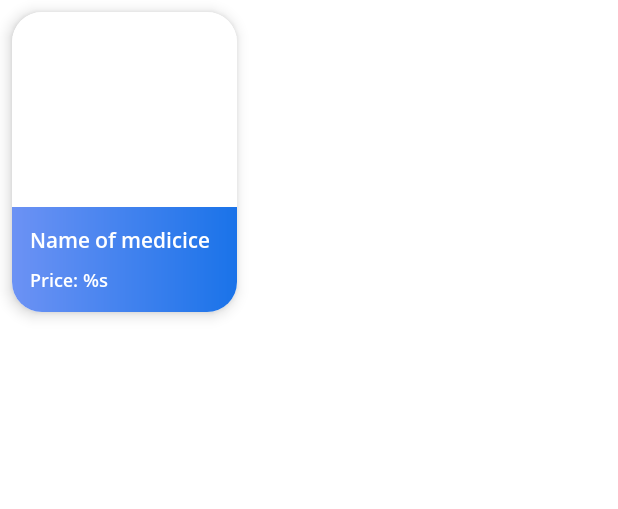
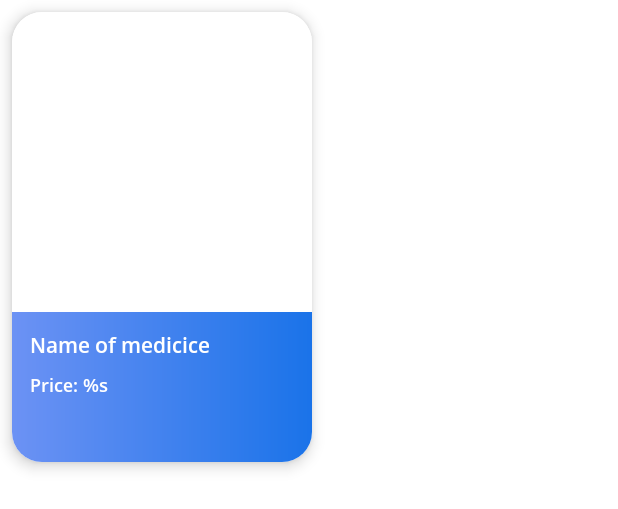
Before and after one commit to LuhutPakpahan/Capstone, an Android app: the layout item_cure_acne.xml on its own in the app's theme, with its tools: preview values and no code run, on a phone screen of 412 x 824 dp. Shown: the top 509 px of the screen. Run offline under Robolectric (Android 15) with nearby library versions, the phone set to English and light mode, and no system bars.

Commit message:
Finishing integrating the real data

```diff
--- a/app/src/main/java/com/b21cap0398/acnescan/data/source/firebase/FirebaseDataSource.kt
+++ b/app/src/main/java/com/b21cap0398/acnescan/data/source/firebase/FirebaseDataSource.kt
@@ -87,7 +87,10 @@ class FirebaseDataSource {
                     listImagePaths = (document["acne_images"] ?: listOf("w")) as List<String> ,
                     causes = (document["causes"] ?: "test") as String,
                     description = (document["description"] ?: "test") as String,
-                    tips = (document["tips"] ?: "test") as String
+                    tips = (document["tips"] ?: "test") as String,
+                    product_names = (document["product_names"] ?: listOf("w")) as List<String>,
+                    product_images = (document["product_images"] ?: listOf("w")) as List<String>,
+                    product_prices = (document["product_prices"] ?: listOf("w")) as List<String>
                 )
 
                 callback.onAcneInformationReceived(result)
--- a/app/src/main/java/com/b21cap0398/acnescan/data/source/local/entity/AcneInformation.kt
+++ b/app/src/main/java/com/b21cap0398/acnescan/data/source/local/entity/AcneInformation.kt
@@ -4,5 +4,8 @@ data class AcneInformation(
     val listImagePaths: List<String>?,
     val causes: String?,
     val description: String?,
-    val tips: String?
+    val tips: String?,
+    val product_names: List<String>?,
+    val product_images: List<String>?,
+    val product_prices: List<String>?
 )
--- a/app/src/main/java/com/b21cap0398/acnescan/ui/detail/DetailActivity.kt
+++ b/app/src/main/java/com/b21cap0398/acnescan/ui/detail/DetailActivity.kt
@@ -50,7 +50,7 @@ class DetailActivity : AppCompatActivity() {
                 arraySortedPossibilities.addAll(sortedPossibilities)
                 val highestPossibility = sortedPossibilities[0]
 
-                binding.tvAcneName.text = highestPossibility.acne_name
+                binding.tvAcneName.text = highestPossibility.acne_name[0].toUpperCase() + highestPossibility.acne_name.substring(1)
 
                 viewModel.getAcneInformationById(highestPossibility.acne_name).observe(this, {
                     binding.tvAcneDescription.text = it.description
--- a/app/src/main/java/com/b21cap0398/acnescan/ui/detail/OtherPossibilitiesAdapter.kt
+++ b/app/src/main/java/com/b21cap0398/acnescan/ui/detail/OtherPossibilitiesAdapter.kt
@@ -28,7 +28,7 @@ class OtherPossibilitiesAdapter() :
         RecyclerView.ViewHolder(binding.root) {
         @SuppressLint("SetTextI18n")
         fun bind(data: Possibility) {
-            binding.tvNameOfAcne.text = data.acne_name
+            binding.tvNameOfAcne.text = data.acne_name[0].toUpperCase() + data.acne_name.substring(1)
             binding.tvPercentageOfAcne.text = "Possibility: ${DecimalFormat("##.#").format(data.possibility)} %"
         }
     }
--- a/app/src/main/java/com/b21cap0398/acnescan/ui/uploaddata/UploadDataActivity.kt
+++ b/app/src/main/java/com/b21cap0398/acnescan/ui/uploaddata/UploadDataActivity.kt
@@ -1,10 +1,8 @@
 package com.b21cap0398.acnescan.ui.uploaddata
 
-import android.annotation.SuppressLint
 import android.content.Intent
 import android.graphics.Bitmap
 import android.os.Bundle
-import android.os.Environment
 import androidx.appcompat.app.AppCompatActivity
 import androidx.lifecycle.ViewModelProvider
 import com.b21cap0398.acnescan.data.source.local.entity.AcneScanResult
@@ -16,11 +14,8 @@ import com.b21cap0398.acnescan.utils.helper.ProgressBarOperator
 import com.b21cap0398.acnescan.viewmodel.ViewModelFactory
 import com.google.firebase.auth.FirebaseAuth
 import org.tensorflow.lite.support.image.TensorImage
-import java.io.File
-import java.text.SimpleDateFormat
 import java.time.LocalDateTime
 import java.time.format.DateTimeFormatter
-import java.util.*
 
 class UploadDataActivity : AppCompatActivity() {
 
--- a/app/src/main/res/layout/item_common_acnes.xml
+++ b/app/src/main/res/layout/item_common_acnes.xml
@@ -15,10 +15,11 @@
         app:cardCornerRadius="8dp">
 
         <ImageView
+            android:padding="8dp"
             android:id="@+id/iv_acne"
+            android:scaleType="centerCrop"
             android:layout_width="100dp"
             android:layout_height="100dp"
-            android:src="@drawable/ic_baseline_image_24"
             android:background="@drawable/gradient"
             tools:ignore="ContentDescription" />
     </androidx.cardview.widget.CardView>
--- a/app/src/main/res/layout/item_cure_acne.xml
+++ b/app/src/main/res/layout/item_cure_acne.xml
@@ -2,8 +2,8 @@
 <androidx.cardview.widget.CardView xmlns:android="http://schemas.android.com/apk/res/android"
     xmlns:app="http://schemas.android.com/apk/res-auto"
     xmlns:tools="http://schemas.android.com/tools"
-    android:layout_width="150dp"
-    android:layout_height="200dp"
+    android:layout_width="200dp"
+    android:layout_height="300dp"
     android:layout_margin="8dp"
     android:clickable="true"
     android:foreground="?attr/selectableItemBackgroundBorderless"
@@ -16,6 +16,7 @@
         android:background="@color/white">
 
         <ImageView
+            android:id="@+id/iv_image_cure_acne"
             android:layout_width="match_parent"
             android:layout_height="0dp"
             android:scaleType="centerInside"
@@ -26,7 +27,7 @@
         <ImageView
             android:id="@+id/iv_information_place"
             android:layout_width="match_parent"
-            android:layout_height="70dp"
+            android:layout_height="100dp"
             android:background="@drawable/gradient"
             app:layout_constraintBottom_toBottomOf="parent"
             app:layout_constraintStart_toStartOf="parent"
@@ -36,18 +37,22 @@
         <TextView
             android:id="@+id/tv_name_of_acne"
             style="@style/Title.OtherAcneName"
-            android:layout_width="wrap_content"
+            android:layout_width="0dp"
             android:layout_height="wrap_content"
             android:layout_marginStart="12dp"
+            android:layout_marginEnd="12dp"
             android:layout_marginTop="12dp"
             android:text="@string/name_of_medicice"
+            android:maxLines="2"
+            android:ellipsize="end"
             android:textColor="@color/white"
             android:textSize="14sp"
+            app:layout_constraintEnd_toEndOf="parent"
             app:layout_constraintStart_toStartOf="parent"
             app:layout_constraintTop_toTopOf="@id/iv_information_place" />
 
         <TextView
-            android:id="@+id/tv_percentage_of_acne"
+            android:id="@+id/tv_price_of_medicine"
             style="@style/Title.OtherAcneName"
             android:layout_width="wrap_content"
             android:layout_height="wrap_content"
```
Also changed, not shown: app/src/main/java/com/b21cap0398/acnescan/ui/home/MostCommonAcneAdapter.kt (+10 -1 lines), app/src/main/java/com/b21cap0398/acnescan/ui/specificcommonacne/SpecificCommonAcneActivity.kt (+23 -14 lines), app/src/main/java/com/b21cap0398/acnescan/ui/specificdetail/AcneImagesAdapter.kt (+10 -2 lines), app/src/main/java/com/b21cap0398/acnescan/ui/specificdetail/RecomendedMedicineAdapter.kt (+15 -1 lines), app/src/main/java/com/b21cap0398/acnescan/ui/specificdetail/SpecificDetailActivity.kt (+14 -13 lines), app/src/main/java/com/b21cap0398/acnescan/utils/dummydata/DummyCommonAcne.kt (+5 -5 lines).
